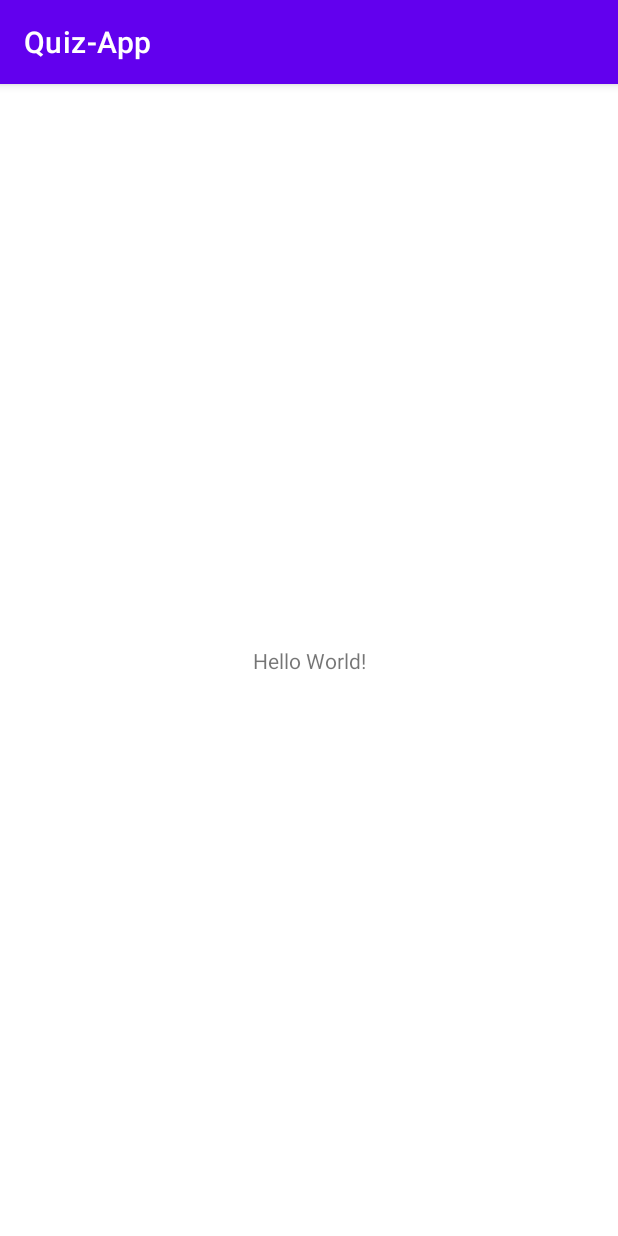
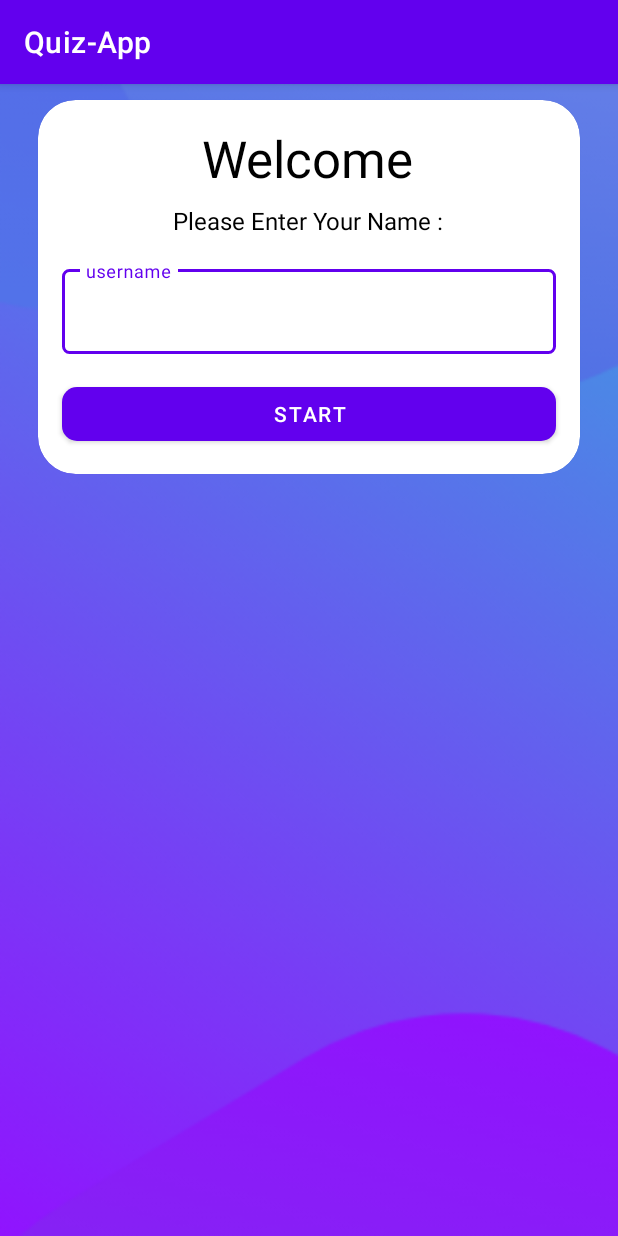
Before and after one commit to MostafaMohamed2002/Quiz-App, an Android app: the screen it shows after launch (MainActivity), on a phone screen of 412 x 824 dp. Run offline under Robolectric (Android 15) with nearby library versions, the phone set to English and light mode, and no system bars.

Commit message:
main layout

```diff
--- a/app/src/main/res/layout/activity_main.xml
+++ b/app/src/main/res/layout/activity_main.xml
@@ -4,15 +4,105 @@
     xmlns:tools="http://schemas.android.com/tools"
     android:layout_width="match_parent"
     android:layout_height="match_parent"
+    android:background="@drawable/bg"
     tools:context=".MainActivity">
 
     <TextView
+        android:id="@+id/textView"
         android:layout_width="wrap_content"
         android:layout_height="wrap_content"
-        android:text="Hello World!"
-        app:layout_constraintBottom_toBottomOf="parent"
-        app:layout_constraintEnd_toEndOf="parent"
-        app:layout_constraintStart_toStartOf="parent"
+        android:layout_marginTop="148dp"
+        android:text="Quiz App!"
+        android:textColor="@color/white"
+        android:textSize="34sp"
+        app:layout_constraintEnd_toEndOf="@+id/materialCardView"
+        app:layout_constraintHorizontal_bias="0.497"
+        app:layout_constraintStart_toStartOf="@+id/materialCardView"
         app:layout_constraintTop_toTopOf="parent" />
 
+    <com.google.android.material.card.MaterialCardView
+        android:id="@+id/materialCardView"
+
+        android:layout_width="0dp"
+        android:layout_height="wrap_content"
+        android:layout_marginStart="16dp"
+        android:layout_marginEnd="16dp"
+        app:cardCornerRadius="25dp"
+        app:cardUseCompatPadding="true"
+        app:layout_constraintEnd_toEndOf="parent"
+        app:layout_constraintHorizontal_bias="0.0"
+        app:layout_constraintStart_toStartOf="parent"
+        tools:layout_editor_absoluteY="230dp">
+
+        <androidx.constraintlayout.widget.ConstraintLayout
+            android:layout_width="match_parent"
+            android:layout_height="match_parent">
+
+            <TextView
+                android:id="@+id/textView2"
+                android:layout_width="wrap_content"
+                android:layout_height="wrap_content"
+                android:layout_marginStart="114dp"
+                android:layout_marginTop="16dp"
+                android:layout_marginEnd="115dp"
+                android:text="Welcome"
+                android:textColor="@color/black"
+                android:textSize="34sp"
+                app:layout_constraintEnd_toEndOf="parent"
+                app:layout_constraintStart_toStartOf="parent"
+                app:layout_constraintTop_toTopOf="parent" />
+
+            <TextView
+                android:id="@+id/textView3"
+                android:layout_width="wrap_content"
+                android:layout_height="wrap_content"
+                android:layout_marginTop="8dp"
+                android:text="Please Enter Your Name :"
+                android:textColor="@color/black"
+                android:textSize="16sp"
+                app:layout_constraintEnd_toEndOf="@+id/textView2"
+                app:layout_constraintStart_toStartOf="@+id/textView2"
+                app:layout_constraintTop_toBottomOf="@+id/textView2" />
+
+            <com.google.android.material.textfield.TextInputLayout
+                android:id="@+id/textField"
+                style="@style/Widget.MaterialComponents.TextInputLayout.OutlinedBox"
+                android:layout_width="match_parent"
+                android:layout_height="wrap_content"
+                android:layout_marginStart="16dp"
+                android:layout_marginTop="16dp"
+                android:layout_marginEnd="16dp"
+                android:hint="username"
+                app:boxCornerRadiusBottomEnd="5dp"
+                app:boxCornerRadiusBottomStart="5dp"
+                app:boxCornerRadiusTopEnd="5dp"
+                app:boxCornerRadiusTopStart="5dp"
+                app:layout_constraintEnd_toEndOf="parent"
+                app:layout_constraintStart_toStartOf="parent"
+                app:layout_constraintTop_toBottomOf="@+id/textView3">
+
+                <com.google.android.material.textfield.TextInputEditText
+                    android:layout_width="match_parent"
+                    android:layout_height="wrap_content" />
+            </com.google.android.material.textfield.TextInputLayout>
+
+            <Button
+                android:id="@+id/button"
+                android:layout_width="0dp"
+                android:layout_height="48dp"
+                android:layout_marginTop="16dp"
+                android:layout_marginBottom="16dp"
+                android:text="start"
+                app:cornerRadius="10dp"
+                app:layout_constraintBottom_toBottomOf="parent"
+                app:layout_constraintEnd_toEndOf="@+id/textField"
+                app:layout_constraintStart_toStartOf="@+id/textField"
+                app:layout_constraintTop_toBottomOf="@+id/textField"
+                app:layout_constraintVertical_bias="0.567" />
+
+        </androidx.constraintlayout.widget.ConstraintLayout>
+
+
+    </com.google.android.material.card.MaterialCardView>
+
 </androidx.constraintlayout.widget.ConstraintLayout>
--- /dev/null
+++ b/app/src/main/res/values/styles.xml
@@ -0,0 +1,5 @@
+<?xml version="1.0" encoding="utf-8"?>
+<resources>
+
+
+</resources>
```
